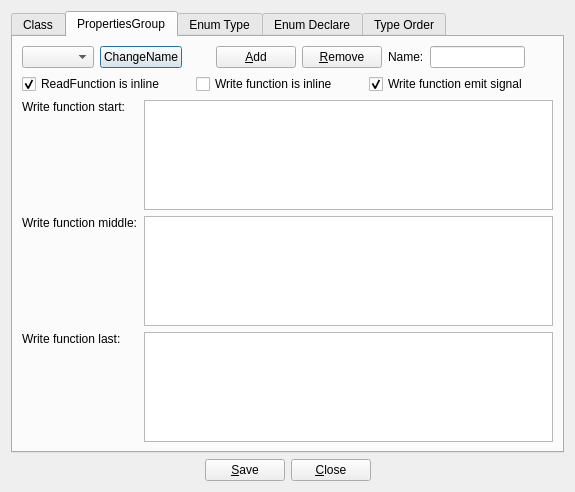
This is dialogset.ui in panuins/QtPropertyCodeGenerator as Qt 5 draws it before an edit. The edited form follows.
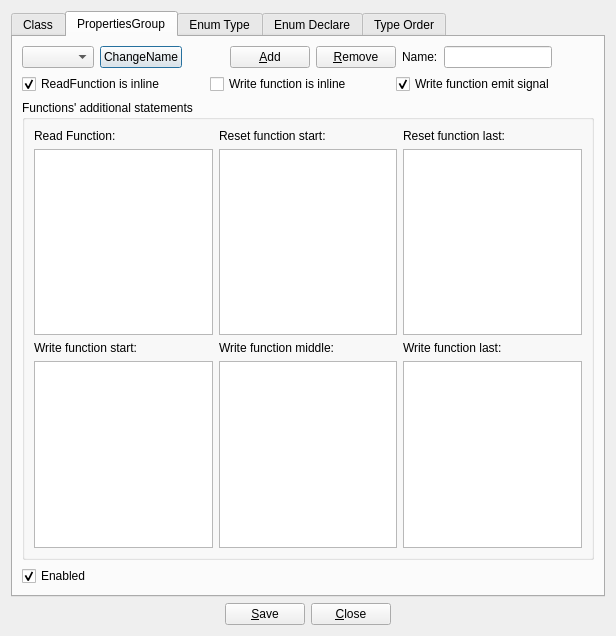
This is the edited form. The open tabs and pages were chosen to show the change.

```diff
--- a/dialogset.ui
+++ b/dialogset.ui
@@ -6,8 +6,8 @@
    <rect>
     <x>0</x>
     <y>0</y>
-    <width>575</width>
-    <height>492</height>
+    <width>616</width>
+    <height>636</height>
    </rect>
   </property>
   <property name="windowTitle">
@@ -495,11 +495,45 @@
         </layout>
        </item>
        <item>
+        <widget class="QGroupBox" name="groupBoxPropertiesGroupFunctionsAdditionalStatements">
+         <property name="title">
+          <string>Functions' additional statements</string>
+         </property>
         <layout class="QGridLayout" name="gridLayout">
          <item row="0" column="0">
+           <widget class="QLabel" name="labelPropertiesGroupReadFunction">
+            <property name="text">
+             <string>Read Function:</string>
+            </property>
+           </widget>
+          </item>
+          <item row="0" column="1">
+           <widget class="QLabel" name="labelPropertiesGroupResetFunctionStart">
+            <property name="text">
+             <string>Reset function start:</string>
+            </property>
+           </widget>
+          </item>
+          <item row="0" column="2">
+           <widget class="QLabel" name="labelPropertiesGroupResetFunctionLast">
+            <property name="text">
+             <string>Reset function last:</string>
+            </property>
+           </widget>
+          </item>
+          <item row="1" column="0">
+           <widget class="QPlainTextEdit" name="plainTextEditPropertiesGroupReadFunction"/>
+          </item>
+          <item row="1" column="1">
+           <widget class="QPlainTextEdit" name="plainTextEditPropertiesGroupResetFunctionLast"/>
+          </item>
+          <item row="1" column="2">
+           <widget class="QPlainTextEdit" name="plainTextEditPropertiesGroupResetFunctionStart"/>
+          </item>
+          <item row="2" column="0">
           <widget class="QLabel" name="labelPropertiesGroupWriteFunctionStart">
            <property name="sizePolicy">
-            <sizepolicy hsizetype="Fixed" vsizetype="MinimumExpanding">
+             <sizepolicy hsizetype="Fixed" vsizetype="Fixed">
              <horstretch>0</horstretch>
              <verstretch>0</verstretch>
             </sizepolicy>
@@ -512,10 +546,10 @@
            </property>
           </widget>
          </item>
-         <item row="1" column="0">
+          <item row="2" column="1">
           <widget class="QLabel" name="labelPropertiesGroupWriteFunctionMiddle">
            <property name="sizePolicy">
-            <sizepolicy hsizetype="Fixed" vsizetype="MinimumExpanding">
+             <sizepolicy hsizetype="Fixed" vsizetype="Fixed">
              <horstretch>0</horstretch>
              <verstretch>0</verstretch>
             </sizepolicy>
@@ -528,10 +562,10 @@
            </property>
           </widget>
          </item>
-         <item row="2" column="0">
+          <item row="2" column="2">
           <widget class="QLabel" name="labelPropertiesGroupWriteFunctionLast">
            <property name="sizePolicy">
-            <sizepolicy hsizetype="Fixed" vsizetype="MinimumExpanding">
+             <sizepolicy hsizetype="Fixed" vsizetype="Fixed">
              <horstretch>0</horstretch>
              <verstretch>0</verstretch>
             </sizepolicy>
@@ -544,14 +578,42 @@
            </property>
           </widget>
          </item>
-         <item row="0" column="1">
+          <item row="3" column="0">
           <widget class="QPlainTextEdit" name="plainTextEditPropertiesGroupWriteFunctionStart"/>
          </item>
-         <item row="1" column="1">
+          <item row="3" column="1">
           <widget class="QPlainTextEdit" name="plainTextEditPropertiesGroupWriteFunctionMiddle"/>
          </item>
-         <item row="2" column="1">
+          <item row="3" column="2">
           <widget class="QPlainTextEdit" name="plainTextEditPropertiesGroupWriteFunctionLast"/>
+          </item>
+         </layout>
+        </widget>
+       </item>
+       <item>
+        <layout class="QHBoxLayout" name="horizontalLayout_12">
+         <item>
+          <widget class="QCheckBox" name="checkBoxxPropertiesGroupEnabled">
+           <property name="text">
+            <string>Enabled</string>
+           </property>
+           <property name="checked">
+            <bool>true</bool>
+           </property>
+          </widget>
+         </item>
+         <item>
+          <spacer name="horizontalSpacer_14">
+           <property name="orientation">
+            <enum>Qt::Horizontal</enum>
+           </property>
+           <property name="sizeHint" stdset="0">
+            <size>
+             <width>40</width>
+             <height>20</height>
+            </size>
+           </property>
+          </spacer>
          </item>
         </layout>
        </item>
```
Lines whose indentation alone changed are shown as unchanged.
